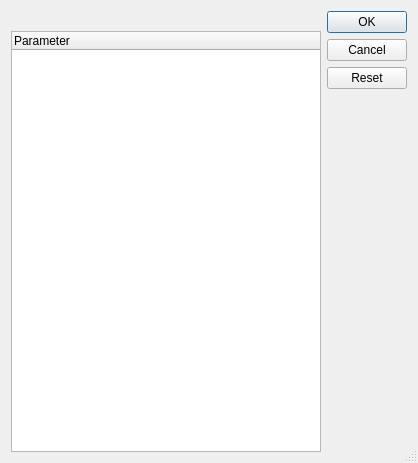
First picture: the form in src/ui/SelectAdjustableParamDialog.ui, repository mpaperno/qgroundcontrol_aq, before the edit.
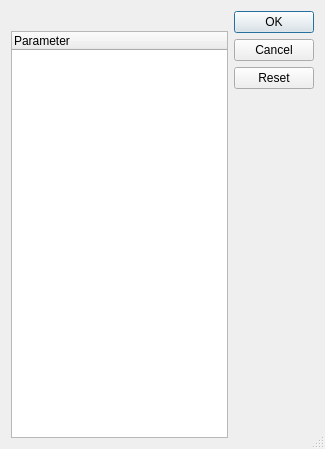
Second picture: the form after the edit.

Commit message: SerialLink class remove dependence on MG.h header; Fix "select all" checkbox state on debug telem chart; Do not generate language files on Debug builds.

```diff
--- a/src/ui/SelectAdjustableParamDialog.ui
+++ b/src/ui/SelectAdjustableParamDialog.ui
@@ -6,8 +6,8 @@
    <rect>
     <x>0</x>
     <y>0</y>
-    <width>418</width>
-    <height>463</height>
+    <width>325</width>
+    <height>449</height>
    </rect>
   </property>
   <property name="windowTitle">
```
The commit also changes 3 other files.
